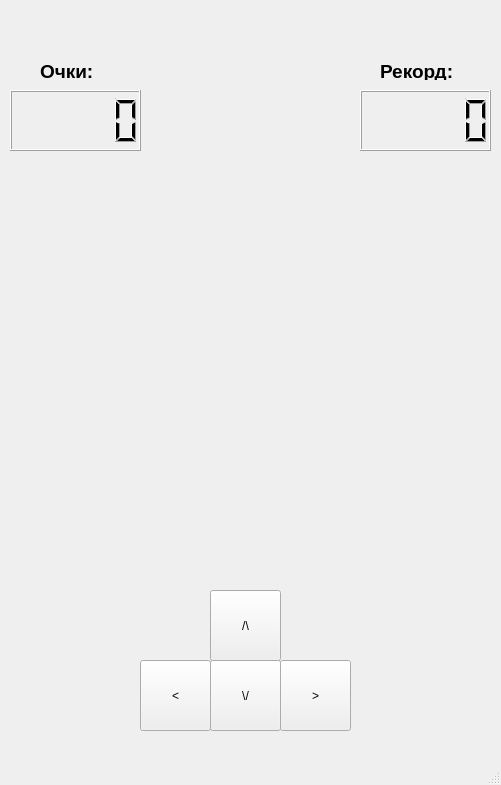
Qt form style.ui (Pavel-Gornov/PyQt-project) before a commit.
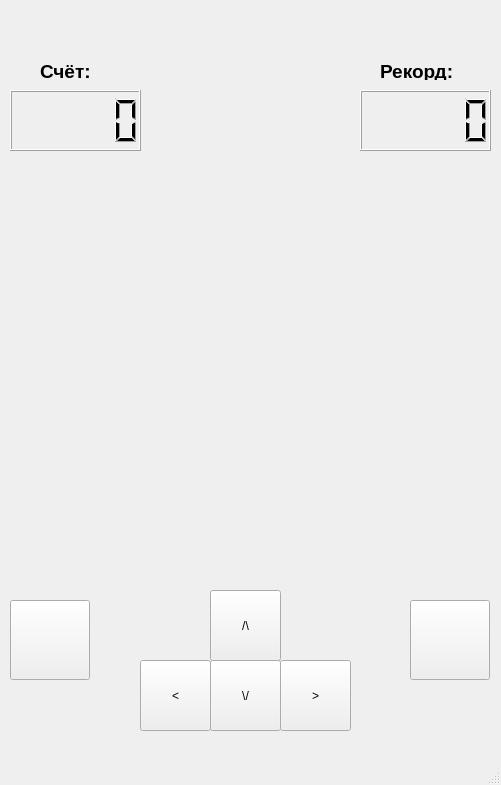
The same form after that commit.

Diff of the .ui file:
```diff
--- a/style.ui
+++ b/style.ui
@@ -233,7 +233,7 @@
      </rect>
     </property>
     <property name="text">
-     <string>&lt;html&gt;&lt;head/&gt;&lt;body&gt;&lt;p&gt;&lt;span style=&quot; font-size:14pt; font-weight:600;&quot;&gt;Очки:&lt;/span&gt;&lt;/p&gt;&lt;/body&gt;&lt;/html&gt;</string>
+     <string>&lt;html&gt;&lt;head/&gt;&lt;body&gt;&lt;p&gt;&lt;span style=&quot; font-size:14pt; font-weight:600;&quot;&gt;Счёт:&lt;/span&gt;&lt;/p&gt;&lt;/body&gt;&lt;/html&gt;</string>
     </property>
    </widget>
    <widget class="QLabel" name="label_19">
@@ -249,6 +249,32 @@
      <string>&lt;html&gt;&lt;head/&gt;&lt;body&gt;&lt;p&gt;&lt;span style=&quot; font-size:14pt; font-weight:600;&quot;&gt;Рекорд:&lt;/span&gt;&lt;/p&gt;&lt;/body&gt;&lt;/html&gt;</string>
     </property>
    </widget>
+   <widget class="QPushButton" name="btn_rest">
+    <property name="geometry">
+     <rect>
+      <x>410</x>
+      <y>600</y>
+      <width>80</width>
+      <height>80</height>
+     </rect>
+    </property>
+    <property name="text">
+     <string/>
+    </property>
+   </widget>
+   <widget class="QPushButton" name="btn_rest_2">
+    <property name="geometry">
+     <rect>
+      <x>10</x>
+      <y>600</y>
+      <width>80</width>
+      <height>80</height>
+     </rect>
+    </property>
+    <property name="text">
+     <string/>
+    </property>
+   </widget>
   </widget>
   <widget class="QMenuBar" name="menubar">
    <property name="geometry">
```
Left out of the diff: 46 changed lines with no effect on the pictures.
